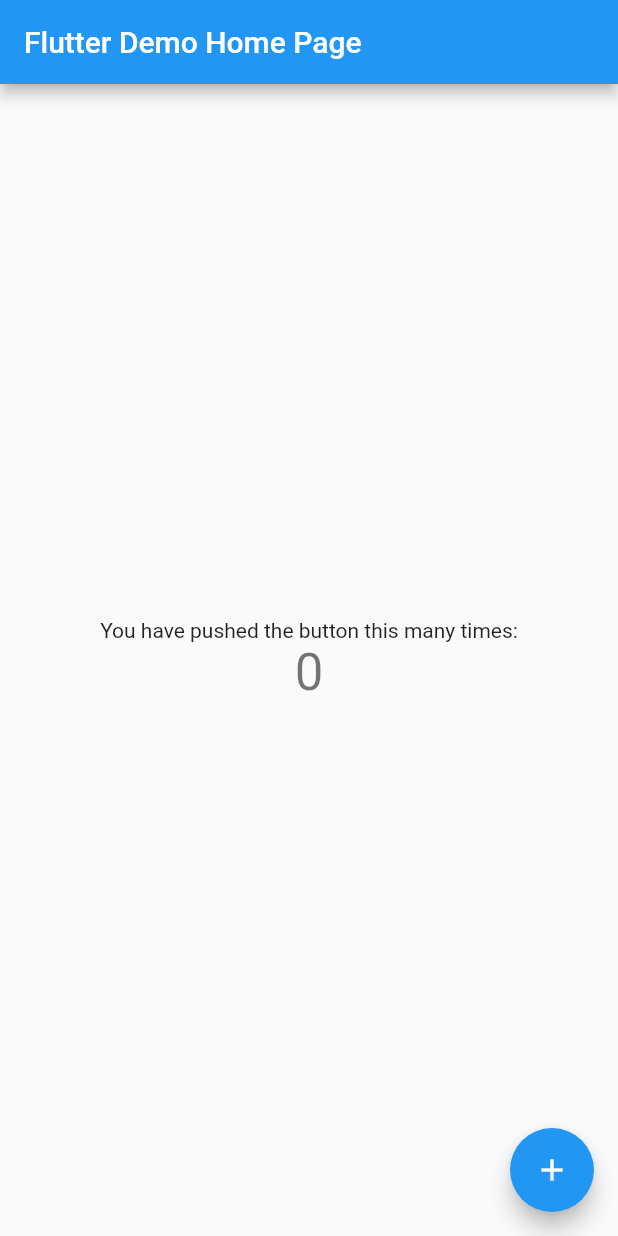
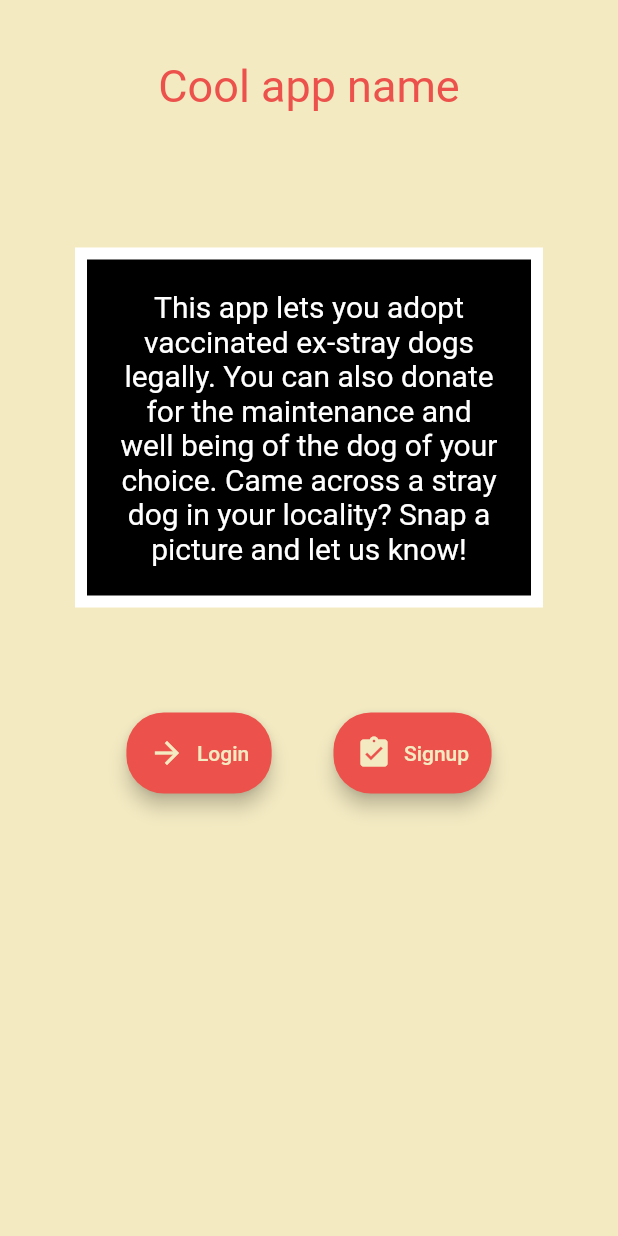
Before and after one commit to cyberwizard1001/trees_go, a Flutter app: the screen it shows after launch, on a phone screen of 412 x 824 dp. Run offline on Flutter 3.47's test engine with Material 2 defaults, Android fonts, the phone set to English and light mode, and no system bars.

Commit message:
Login basics implemented

```diff
--- a/lib/main.dart
+++ b/lib/main.dart
@@ -1,113 +1,110 @@
+// Copyright 2018 The Flutter team. All rights reserved.
+// Use of this source code is governed by a BSD-style license that can be
+// found in the LICENSE file.
+
 import 'package:flutter/material.dart';
 
-void main() {
-  runApp(MyApp());
-}
+void main() => runApp(MyApp());
 
 class MyApp extends StatelessWidget {
-  // This widget is the root of your application.
   @override
   Widget build(BuildContext context) {
     return MaterialApp(
-      title: 'Flutter Demo',
-      theme: ThemeData(
-        // This is the theme of your application.
-        //
-        // Try running your application with "flutter run". You'll see the
-        // application has a blue toolbar. Then, without quitting the app, try
-        // changing the primarySwatch below to Colors.green and then invoke
-        // "hot reload" (press "r" in the console where you ran "flutter run",
-        // or simply save your changes to "hot reload" in a Flutter IDE).
-        // Notice that the counter didn't reset back to zero; the application
-        // is not restarted.
-        primarySwatch: Colors.blue,
-      ),
-      home: MyHomePage(title: 'Flutter Demo Home Page'),
+      debugShowCheckedModeBanner: false,
+      title: 'Cool app name',
+      home: MyHomePage(),
         );
   }
 }
 
-class MyHomePage extends StatefulWidget {
-  MyHomePage({Key? key, required this.title}) : super(key: key);
-
-  // This widget is the home page of your application. It is stateful, meaning
-  // that it has a State object (defined below) that contains fields that affect
-  // how it looks.
-
-  // This class is the configuration for the state. It holds the values (in this
-  // case the title) provided by the parent (in this case the App widget) and
-  // used by the build method of the State. Fields in a Widget subclass are
-  // always marked "final".
-
-  final String title;
-
-  @override
-  _MyHomePageState createState() => _MyHomePageState();
-}
-
-class _MyHomePageState extends State<MyHomePage> {
-  int _counter = 0;
-
-  void _incrementCounter() {
-    setState(() {
-      // This call to setState tells the Flutter framework that something has
-      // changed in this State, which causes it to rerun the build method below
-      // so that the display can reflect the updated values. If we changed
-      // _counter without calling setState(), then the build method would not be
-      // called again, and so nothing would appear to happen.
-      _counter++;
-    });
-  }
-
+class MyHomePage extends StatelessWidget{
   @override
   Widget build(BuildContext context) {
-    // This method is rerun every time setState is called, for instance as done
-    // by the _incrementCounter method above.
-    //
-    // The Flutter framework has been optimized to make rerunning build methods
-    // fast, so that you can just rebuild anything that needs updating rather
-    // than having to individually change instances of widgets.
-    return Scaffold(
-      appBar: AppBar(
-        // Here we take the value from the MyHomePage object that was created by
-        // the App.build method, and use it to set our appbar title.
-        title: Text(widget.title),
+    return MaterialApp(
+      home: Scaffold(
+        backgroundColor: Color(0xffF3EAC2),
+        body: SafeArea(
+          child: Column(
+            children: [
+              Padding(
+                padding: const EdgeInsets.only(top: 40.0,bottom: 40.0),
+                child: SizedBox(
+                  child: Text('Cool app name',
+                    textAlign: TextAlign.center,
+                    style: TextStyle(
+                      fontSize: 30,
+                      color: Color(0xffEC524B),
                     ),
-      body: Center(
-        // Center is a layout widget. It takes a single child and positions it
-        // in the middle of the parent.
-        child: Column(
-          // Column is also a layout widget. It takes a list of children and
-          // arranges them vertically. By default, it sizes itself to fit its
-          // children horizontally, and tries to be as tall as its parent.
-          //
-          // Invoke "debug painting" (press "p" in the console, choose the
-          // "Toggle Debug Paint" action from the Flutter Inspector in Android
-          // Studio, or the "Toggle Debug Paint" command in Visual Studio Code)
-          // to see the wireframe for each widget.
-          //
-          // Column has various properties to control how it sizes itself and
-          // how it positions its children. Here we use mainAxisAlignment to
-          // center the children vertically; the main axis here is the vertical
-          // axis because Columns are vertical (the cross axis would be
-          // horizontal).
+                  ),
+                ),
+              ),
+              Padding(padding: EdgeInsets.all(50.0),
+                  child:Container(
+                    decoration: BoxDecoration(
+                        color: Colors.black,
+                        border: Border.all(
+                          color: Colors.white,
+                          width: 8,
+                        )
+                    ),
+                    child: Padding(
+                      padding: EdgeInsets.all(20.0),
+                      child: Text(
+                        'This app lets you adopt vaccinated ex-stray dogs legally. You can also donate for the maintenance and well being of the dog of your choice. Came across a stray dog in your locality? Snap a picture and let us know!',
+                        style: TextStyle(fontSize: 20,color: Colors.white),
+                        textAlign: TextAlign.center,
+                      ),
+                    ),
+                  )
+              ),
+              SizedBox(
+                  height: 20
+              ),
+              Row(
                 mainAxisAlignment: MainAxisAlignment.center,
-          children: <Widget>[
-            Text(
-              'You have pushed the button this many times:',
+                children: [
+                  ElevatedButton.icon(
+                      style: ElevatedButton.styleFrom(
+                        shape: RoundedRectangleBorder(
+                            borderRadius: BorderRadius.circular(25.0)
                         ),
-            Text(
-              '$_counter',
-              style: Theme.of(context).textTheme.headline4,
+                        primary: Color(0xffEC524B),
+                        padding: EdgeInsets.all(15),
+                        onPrimary: Color(0xffF3EAC2),
+                        elevation:5,
+                      ),
+                      label: Text('Login'),
+                      onPressed: () {
+                        Navigator.of(context).push(MaterialPageRoute(builder: (context)=>Login()));
+                        },
+                      icon: Icon(Icons.arrow_forward),
+                    ),
+                  SizedBox(
+                    width: MediaQuery.of(context).size.width*0.1,
+                  ),
+                  ElevatedButton.icon(
+                      style: ElevatedButton.styleFrom(
+                        shape: RoundedRectangleBorder(
+                          borderRadius: BorderRadius.circular(25.0)
+                        ),
+                        primary: Color(0xffEC524B),
+                      padding: EdgeInsets.all(15),
+                      onPrimary: Color(0xffF3EAC2),
+                      elevation:5,
+                      ),
+                      label: Text('Signup'),
+                      onPressed: () {
+                        Navigator.of(context).push(MaterialPageRoute(builder: (context)=>Signup()));
+                      },
+                      icon: Icon(Icons.assignment_turned_in),
+                    ),
+                ],
               ),
             ],
           ),
         ),
-      floatingActionButton: FloatingActionButton(
-        onPressed: _incrementCounter,
-        tooltip: 'Increment',
-        child: Icon(Icons.add),
-      ), // This trailing comma makes auto-formatting nicer for build methods.
+      ),
     );
   }
+
 }
--- /dev/null
+++ b/lib/signup.dart
@@ -0,0 +1,21 @@
+import 'package:flutter/material.dart';
+
+class Signup extends StatelessWidget {
+  @override
+  Widget build(BuildContext context) {
+    return MaterialApp(
+      debugShowCheckedModeBanner: false,
+      title: 'Cool app name',
+      home: Signup_Class(),
+    );
+  }
+}
+
+class Signup_Class extends StatelessWidget{
+  @override
+  Widget build(BuildContext context) {
+    return MaterialApp(
+      debugShowCheckedModeBanner: false,
+    );
+  }
+}
```
Lines whose indentation alone changed are shown as unchanged.
